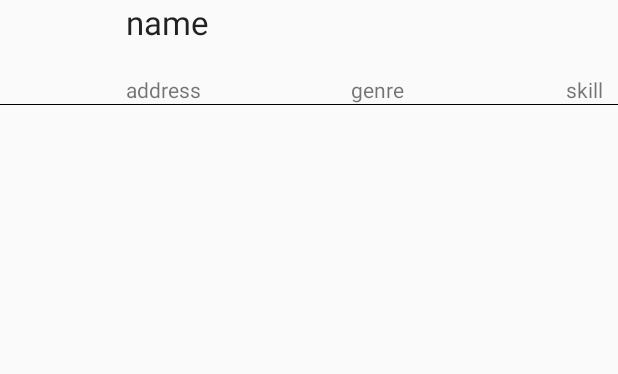
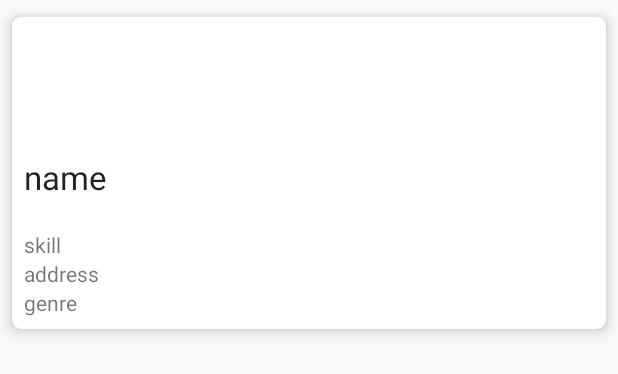
Before and after one commit to yuuwatakano/matching, an Android app: the layout item_account_list.xml on its own in the app's theme, with its tools: preview values and no code run, on a phone screen of 412 x 824 dp. Shown: the top 374 px of the screen. Run offline under Robolectric (Android 15) with nearby library versions, the phone set to English and light mode, and no system bars.

Commit message:
6/13:アイコン設定機能追加・アカウントページへデータ受け渡し・リストにアイコン表示まで完了 6/13:リスト絞り込み完了

```diff
--- a/app/build.gradle
+++ b/app/build.gradle
@@ -59,5 +59,6 @@ dependencies {
     implementation 'androidx.recyclerview:recyclerview:1.1.0'
     implementation "com.github.bumptech.glide:glide:4.11.0"
     implementation "androidx.fragment:fragment-ktx:1.3.0-alpha04"
+    implementation "androidx.cardview:cardview:1.0.0"
 }
 apply plugin: 'com.google.gms.google-services'
--- a/app/src/main/java/jp/techacademy/yuuwa/takano/matching/Account.kt
+++ b/app/src/main/java/jp/techacademy/yuuwa/takano/matching/Account.kt
@@ -3,7 +3,7 @@ package jp.techacademy.yuuwa.takano.matching
 import java.io.Serializable
 import java.util.ArrayList
 
-class Account(var name:String,var address:String, var genre:String, var skill:String,val bytes: ByteArray): Serializable {
+class Account(var name:String,var address:String, var genre:String, var skill:String,var id:String,val bytes: ByteArray): Serializable {
     val imageBytes: ByteArray
 
     init {
--- a/app/src/main/java/jp/techacademy/yuuwa/takano/matching/AccountPageActivity.kt
+++ b/app/src/main/java/jp/techacademy/yuuwa/takano/matching/AccountPageActivity.kt
@@ -13,6 +13,7 @@ class AccountPageActivity : AppCompatActivity() {
         val name =intent.getStringExtra("name")
         val genre =intent.getStringExtra("genre")
         val skill =intent.getStringExtra("skill")
+        val id =intent.getStringExtra("id")
         val icon=intent.getByteArrayExtra("image")
         Log.d("tkn2", address.toString())
         Log.d("tkn2", name.toString())
@@ -24,6 +25,7 @@ class AccountPageActivity : AppCompatActivity() {
         args.putString("name", name)
         args.putString("genre", genre)
         args.putString("skill", skill)
+        args.putString("id", id)
         args.putByteArray("image", icon)
 
         val transaction: FragmentTransaction = supportFragmentManager.beginTransaction()
--- a/app/src/main/java/jp/techacademy/yuuwa/takano/matching/AccountPageFragment.kt
+++ b/app/src/main/java/jp/techacademy/yuuwa/takano/matching/AccountPageFragment.kt
@@ -36,6 +36,9 @@ class AccountPageFragment : Fragment() {
         val genre = requireArguments().getString("genre")
         val skill = requireArguments().getString("skill")
         val icon = requireArguments().getByteArray("image")
+        val id = requireArguments().getString("id")
+        Log.d("tkn5", id.toString())
+
         if (icon!!.isNotEmpty()) {
             val image = BitmapFactory.decodeByteArray(icon, 0, icon.size).copy(Bitmap.Config.ARGB_8888, true)
             val imageView =iconImageView as ImageView
--- a/app/src/main/res/layout/item_account_list.xml
+++ b/app/src/main/res/layout/item_account_list.xml
@@ -1,8 +1,18 @@
 <?xml version="1.0" encoding="utf-8"?>
-<RelativeLayout xmlns:android="http://schemas.android.com/apk/res/android"
+<androidx.cardview.widget.CardView
+    xmlns:android="http://schemas.android.com/apk/res/android"
+    xmlns:app="http://schemas.android.com/apk/res-auto"
     android:layout_width="match_parent"
-    android:layout_height="70dp"
-    >
+    android:layout_height="wrap_content"
+    app:cardCornerRadius="6dp"
+    app:cardElevation="6dp"
+    app:contentPadding="8dp"
+    app:cardUseCompatPadding="true">
+
+    <LinearLayout
+        android:orientation="vertical"
+        android:layout_width="match_parent"
+        android:layout_height="wrap_content">
 
 
     <ImageView
@@ -19,17 +29,14 @@
         android:textAppearance="?android:attr/textAppearanceLarge"
         android:text="name"
         android:id="@+id/nameTextView"
-        android:layout_alignParentTop="true"
-        android:layout_toEndOf="@+id/iconImageView" />
+        />
 
     <TextView
         android:layout_width="wrap_content"
         android:layout_height="wrap_content"
+        android:text="skill"
         android:textAppearance="?android:attr/textAppearanceSmall"
-        android:text="skill"
         android:id="@+id/skillTextView"
-        android:layout_below="@+id/nameTextView"
-        android:layout_alignParentEnd="true"
         android:layout_marginEnd="10dp"/>
 
     <TextView
@@ -37,22 +44,13 @@
     android:layout_height="wrap_content"
     android:text="address"
     android:id="@+id/addressTextView"
-    android:layout_below="@+id/nameTextView"
-    android:layout_toEndOf="@+id/iconImageView" />
+        />
 
     <TextView
         android:layout_width="wrap_content"
         android:layout_height="wrap_content"
         android:text="genre"
         android:id="@+id/genreTextView"
-        android:layout_below="@+id/nameTextView"
-        android:layout_toEndOf="@+id/addressTextView"
-        android:layout_marginStart="100dp"
         />
-    <View
-        android:layout_width="match_parent"
-        android:layout_height="1dp"
-        android:layout_marginTop="69dp"
-        android:background="#000000" />
-
-</RelativeLayout>
+    </LinearLayout>
+</androidx.cardview.widget.CardView>
```
Also changed, not shown: app/src/main/java/jp/techacademy/yuuwa/takano/matching/AllFragment.kt (+16 -4 lines), app/src/main/java/jp/techacademy/yuuwa/takano/matching/LocalFragment.kt (+44 -25 lines), app/src/main/java/jp/techacademy/yuuwa/takano/matching/LoginActivity.kt (+3 -4 lines).
